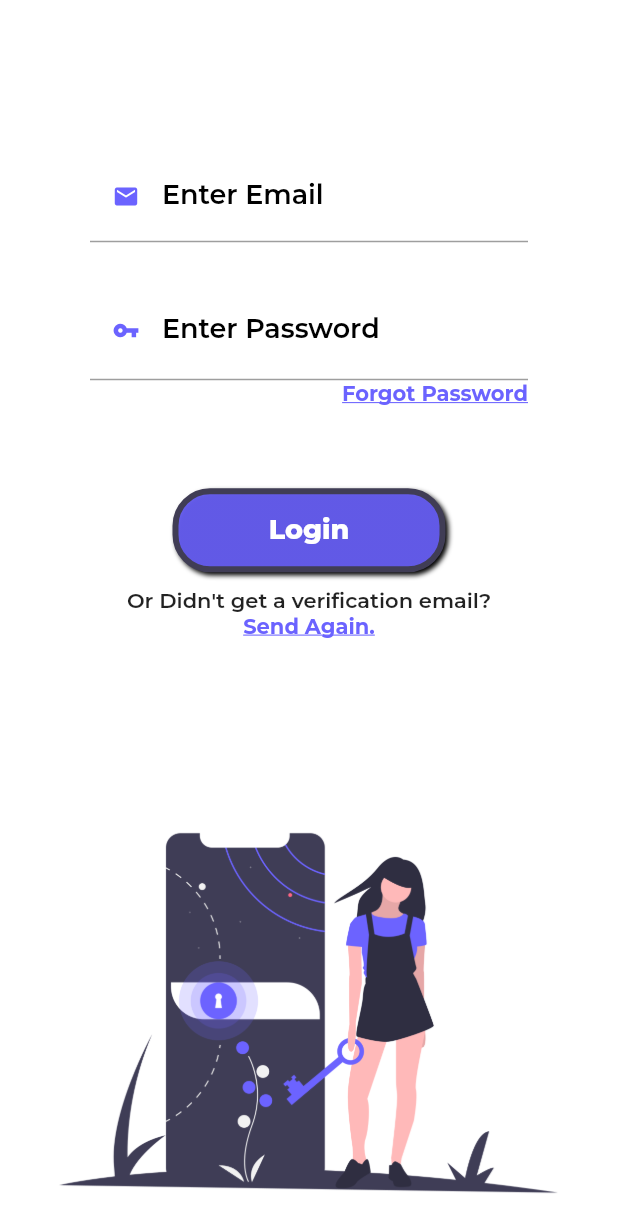
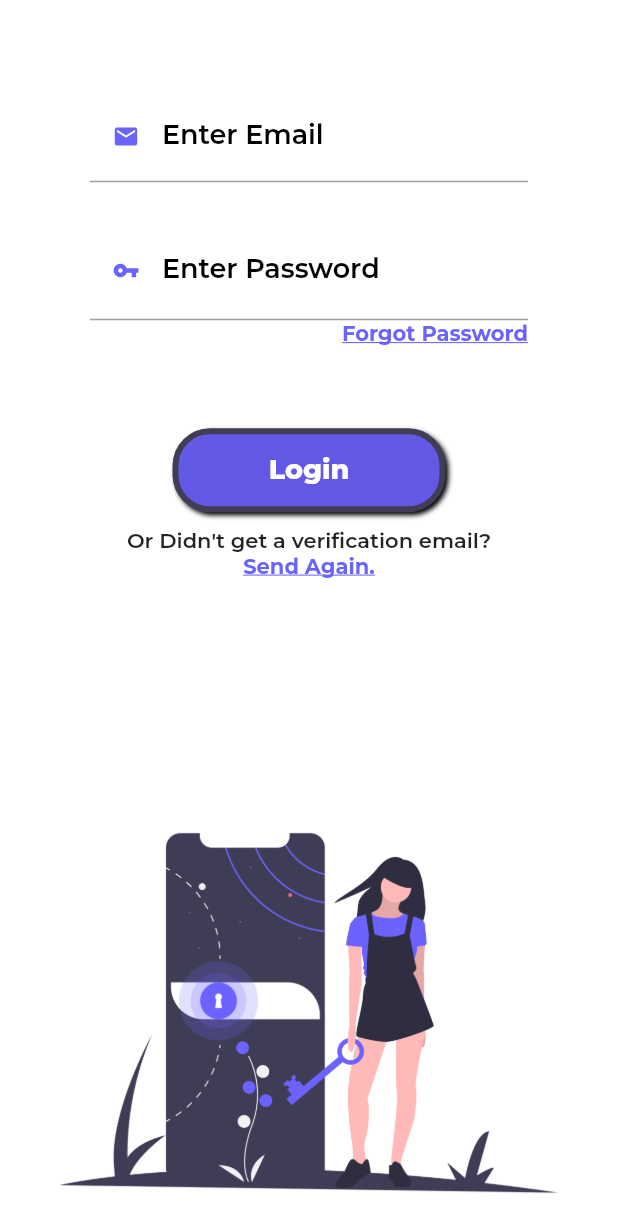
Before and after one commit to Im-gkira/library_management_system, a Flutter app: the screen it shows after launch, after a tap on "Login", on a phone screen of 412 x 824 dp. Shown: the top 1232 px of the screen. Run offline on Flutter 3.47's test engine with Material 2 defaults, Android fonts, the phone set to English and light mode, and no system bars; our stand-ins replace auto_size_text, bottom_navy_bar, carousel_slider, cloud_firestore, dotted_border, firebase_auth and 8 more; missing offline and left inert: drawing_animation, qrscan; accounts and stored records are empty.

Commit message:
Completed The Welcome Screen

```diff
--- a/lib/Screens/welcome_screen.dart
+++ b/lib/Screens/welcome_screen.dart
@@ -35,7 +35,11 @@ class _WelcomeScreenState extends State<WelcomeScreen> {
   Widget build(BuildContext context) {
     return Scaffold(
       body: Container(
-        color: Colors.black,
+        decoration: BoxDecoration(
+          image: DecorationImage(
+            image: AssetImage('images/branches.jpg'),fit: BoxFit.cover,
+          ),
+        ),
         child: Center(
           child: Container(
             decoration: BoxDecoration(
@@ -66,7 +70,7 @@ class _WelcomeScreenState extends State<WelcomeScreen> {
                         this.run = false;
                       }),
                     ),
-                    secondChild: SvgPicture.asset('images/LMS logo.svg',width: 240,color: Color(0XFF6B63FF)),
+                    secondChild: SvgPicture.asset('images/LMS logo.svg',width: 240,color: Colors.deepPurpleAccent),
                     crossFadeState: _crossFadeState,
                   ),
                 ),
--- a/lib/authorization/login.dart
+++ b/lib/authorization/login.dart
@@ -8,7 +8,6 @@ import 'package:library_management_system/Screens/admin_screen.dart';
 import 'package:library_management_system/Screens/home_screen.dart';
 import 'package:google_fonts/google_fonts.dart';
 import 'package:fluttertoast/fluttertoast.dart';
-import 'package:line_awesome_icons/line_awesome_icons.dart';
 
 // The Login Page is the Main Gateway To The App.
 // It takes the already Registered user to the home screen or the admin screen depending upon isAdmin.
@@ -119,7 +118,7 @@ class _LoginState extends State<Login> {
         child: ListView(
           children: [
             Container(
-              margin: EdgeInsets.only(left: 60, right: 60, top: 100),
+              margin: EdgeInsets.only(left: 60, right: 60, top: 60),
               child: TextFormField(
                 decoration: InputDecoration(
                   prefixIcon: Icon(
--- a/lib/authorization/registration.dart
+++ b/lib/authorization/registration.dart
@@ -98,7 +98,6 @@ class _RegistrationState extends State<Registration> {
         gender = 'female';
         femaleColour = Colors.pinkAccent.withOpacity(0.5);
         maleColour = Colors.white10;
-        print('$gender');
       });
     }
     else{
@@ -106,7 +105,6 @@ class _RegistrationState extends State<Registration> {
         gender = 'male';
         maleColour = Colors.blueAccent.withOpacity(0.5);
         femaleColour = Colors.white10;
-        print('$gender');
       });
     }
   }
```
Also changed, not shown: lib/components/home_screen_widgets.dart (+4 -4 lines), images/branches.jpg (added), images/female.jpg (deleted), images/female.png (added), images/male.jpg (deleted), images/male.png (added), 1 other file.
